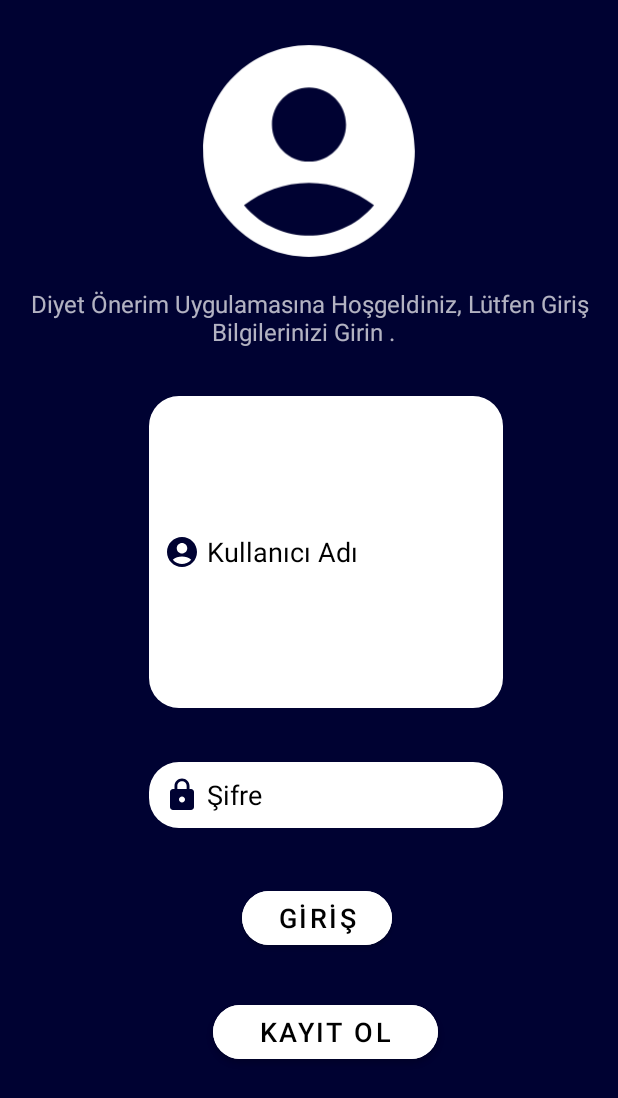
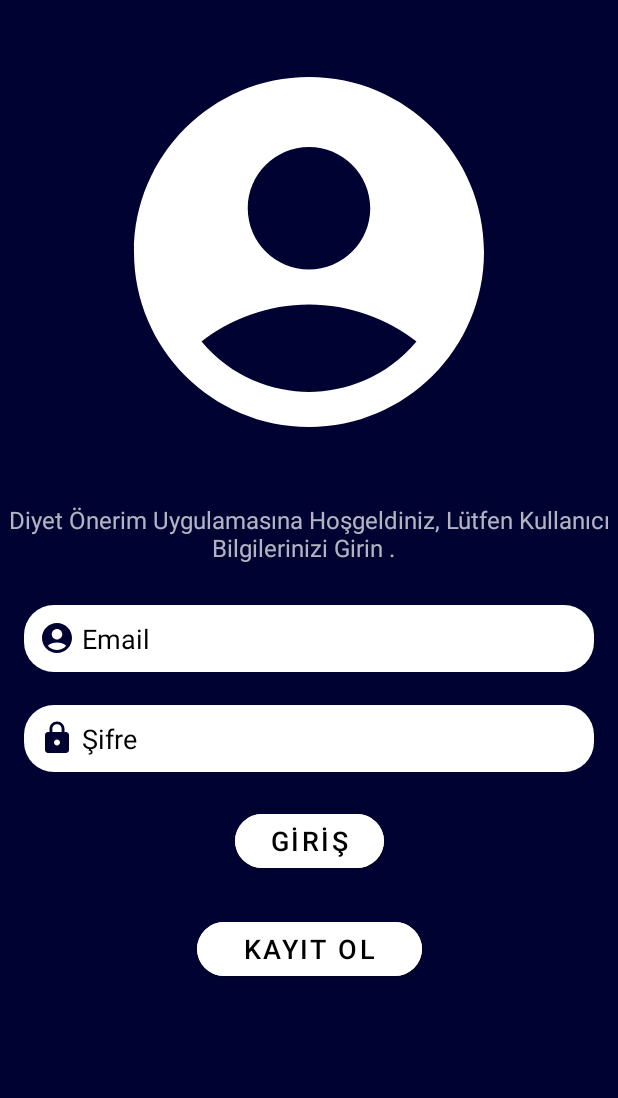
Before and after one commit to buserumeysa/DiyetOnerim, an Android app: the screen it shows after launch (MainActivity), on a phone screen of 412 x 824 dp. Shown: the top 1098 px of the screen. Run offline under Robolectric (Android 15) with nearby library versions, the phone set to English and light mode, and no system bars; our stand-ins replace Firebase (no records; nobody signed in at launch, a user with empty details on screens opened directly).

Commit message:
Güncelleme

```diff
--- a/app/src/main/java/com/buserkapkiner/diyetonerim/ui/login/MainActivity.kt
+++ b/app/src/main/java/com/buserkapkiner/diyetonerim/ui/login/MainActivity.kt
@@ -1,5 +1,4 @@
 package com.buserkapkiner.diyetonerim.ui.login
-
 import android.content.Intent
 import android.os.Bundle
 import androidx.appcompat.app.AppCompatActivity
--- a/app/src/main/java/com/buserkapkiner/diyetonerim/ui/register/RegisterActivity.kt
+++ b/app/src/main/java/com/buserkapkiner/diyetonerim/ui/register/RegisterActivity.kt
@@ -49,7 +49,7 @@ class RegisterActivity : AppCompatActivity() {
                 } else {
                     // If sign in fails, display a message to the user.
                     Toast.makeText(
-                        baseContext, "Authentication failed.",
+                        baseContext, "Kayıt Yapılamadı, Lütfen e-mail adresini doğru girdiğinizden emin olun.",
                         Toast.LENGTH_SHORT
                     ).show()
 
--- a/app/src/main/res/layout/activity_body_moss_index.xml
+++ b/app/src/main/res/layout/activity_body_moss_index.xml
@@ -34,7 +34,7 @@
         <NumberPicker
             android:layout_width="wrap_content"
             android:layout_height="wrap_content"
-            android:id="@+id/boypicker"
+            android:id="@+id/heightpicker"
             android:layout_marginHorizontal="5dp" />
 
         <TextView
@@ -54,7 +54,7 @@
         <NumberPicker
             android:layout_width="wrap_content"
             android:layout_height="wrap_content"
-            android:id="@+id/kilopicker"
+            android:id="@+id/weightpicker"
             android:layout_marginHorizontal="5dp" />
 
         <TextView
--- a/app/src/main/res/layout/activity_main.xml
+++ b/app/src/main/res/layout/activity_main.xml
@@ -12,61 +12,60 @@
         android:id="@+id/btn_register"
         android:layout_width="150dp"
         android:layout_height="wrap_content"
-        android:layout_marginStart="142dp"
-        android:layout_marginTop="28dp"
-        android:layout_marginEnd="142dp"
+        android:layout_marginBottom="167dp"
         android:backgroundTint="@color/white"
         android:text="Kayıt Ol"
         android:textSize="18dp"
         app:cornerRadius="20dp"
+        app:layout_constraintBottom_toBottomOf="parent"
         app:layout_constraintEnd_toEndOf="parent"
-        app:layout_constraintHorizontal_bias="0.0"
         app:layout_constraintStart_toStartOf="parent"
         app:layout_constraintTop_toBottomOf="@+id/btn_login" />
 
     <Button
         android:id="@+id/btn_login"
-        android:layout_width="100dp"
+        android:layout_width="0dp"
         android:layout_height="wrap_content"
 
-        android:layout_marginStart="161dp"
-        android:layout_marginTop="36dp"
-
-        android:layout_marginEnd="161dp"
+        android:layout_marginStart="25dp"
+        android:layout_marginEnd="25dp"
+        android:layout_marginBottom="24dp"
         android:backgroundTint="@color/white"
         android:text="GİRİŞ"
         android:textSize="18dp"
         app:cornerRadius="20dp"
-        app:layout_constraintEnd_toEndOf="parent"
-        app:layout_constraintHorizontal_bias="0.0"
-        app:layout_constraintStart_toStartOf="parent"
+        app:layout_constraintBottom_toTopOf="@+id/btn_register"
+        app:layout_constraintEnd_toEndOf="@+id/btn_register"
+        app:layout_constraintStart_toStartOf="@+id/btn_register"
         app:layout_constraintTop_toBottomOf="@+id/edt_txt_password" />
 
     <EditText
         android:id="@+id/edt_txt_user_name"
-        android:layout_width="236dp"
-        android:layout_height="0dp"
-        android:layout_marginBottom="352dp"
+        android:layout_width="0dp"
+        android:layout_height="wrap_content"
+        android:layout_marginStart="16dp"
+        android:layout_marginEnd="16dp"
+        android:layout_marginBottom="22dp"
         android:background="@drawable/arkaplanedit"
         android:drawableLeft="@drawable/ic_baseline_account_circle_24"
         android:ems="10"
-        android:hint=" Kullanıcı Adı"
+        android:hint=" Email "
         android:inputType="textPersonName"
         android:padding="10dp"
         android:textColor="@color/black"
         android:textColorHint="@color/black"
-        app:layout_constraintBottom_toBottomOf="parent"
+        app:layout_constraintBottom_toTopOf="@+id/edt_txt_password"
         app:layout_constraintEnd_toEndOf="parent"
-        app:layout_constraintHorizontal_bias="0.565"
         app:layout_constraintStart_toStartOf="parent"
-        app:layout_constraintTop_toBottomOf="@+id/txt_welcome"
-        />
+        app:layout_constraintTop_toBottomOf="@+id/txt_welcome" />
 
     <EditText
         android:id="@+id/edt_txt_password"
-        android:layout_width="236dp"
-        android:layout_height="44dp"
-        android:layout_marginTop="36dp"
+        android:layout_width="0dp"
+        android:layout_height="wrap_content"
+        android:layout_marginStart="16dp"
+        android:layout_marginEnd="16dp"
+        android:layout_marginBottom="22dp"
         android:background="@drawable/arkaplanedit"
         android:drawableLeft="@drawable/lock"
         android:ems="10"
@@ -75,19 +74,20 @@
         android:padding="10dp"
         android:textColor="@color/black"
         android:textColorHint="@color/black"
+        app:layout_constraintBottom_toTopOf="@+id/btn_login"
         app:layout_constraintEnd_toEndOf="parent"
-        app:layout_constraintHorizontal_bias="0.565"
         app:layout_constraintStart_toStartOf="parent"
-        app:layout_constraintTop_toBottomOf="@+id/edt_txt_user_name"
-        tools:ignore="Autofill,TextFields" />
+        app:layout_constraintTop_toBottomOf="@+id/edt_txt_user_name" />
 
     <ImageView
         android:id="@+id/img_login"
-        android:layout_width="365dp"
-        android:layout_height="169dp"
-        android:layout_marginStart="23dp"
-        android:layout_marginTop="16dp"
-        android:layout_marginEnd="23dp"
+        android:layout_width="0dp"
+        android:layout_height="0dp"
+        android:layout_marginStart="22dp"
+        android:layout_marginTop="28dp"
+        android:layout_marginEnd="22dp"
+        android:layout_marginBottom="27dp"
+        app:layout_constraintBottom_toTopOf="@+id/txt_welcome"
         app:layout_constraintEnd_toEndOf="parent"
         app:layout_constraintStart_toStartOf="parent"
         app:layout_constraintTop_toTopOf="parent"
@@ -97,16 +97,12 @@
         android:id="@+id/txt_welcome"
         android:layout_width="wrap_content"
         android:layout_height="wrap_content"
-        android:layout_marginStart="74dp"
-        android:layout_marginTop="191dp"
-        android:layout_marginEnd="74dp"
-        android:layout_marginBottom="32dp"
-        android:text="Diyet Önerim Uygulamasına Hoşgeldiniz, Lütfen Giriş Bilgilerinizi Girin .  "
+        android:layout_marginBottom="27dp"
+        android:text="Diyet Önerim Uygulamasına Hoşgeldiniz, Lütfen Kullanıcı Bilgilerinizi Girin .  "
         android:textAlignment="center"
         android:textSize="16dp"
         app:layout_constraintBottom_toTopOf="@+id/edt_txt_user_name"
-        app:layout_constraintEnd_toEndOf="parent"
         app:layout_constraintStart_toStartOf="parent"
-        app:layout_constraintTop_toTopOf="parent" />
+        app:layout_constraintTop_toBottomOf="@+id/img_login" />
 
 </androidx.constraintlayout.widget.ConstraintLayout>
```
Also changed, not shown: app/src/main/java/com/buserkapkiner/diyetonerim/ui/bmi/BodyMossIndexActivity.kt (+22 -20 lines), app/src/main/res/layout/activity_register.xml (+10 -4 lines), app/src/main/res/values/colors.xml (+4 -4 lines).
